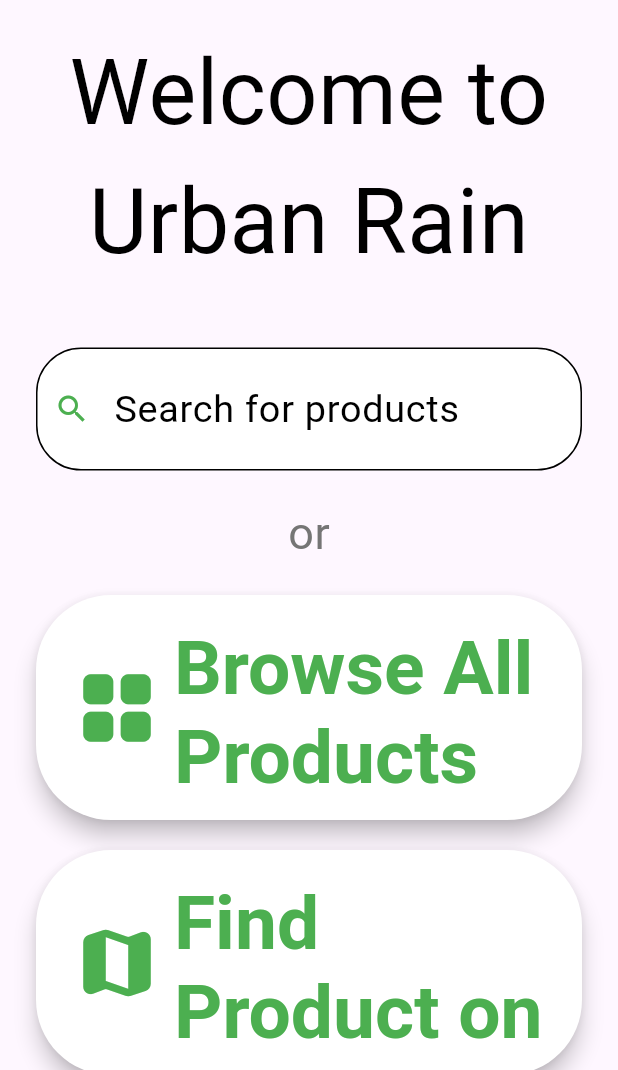
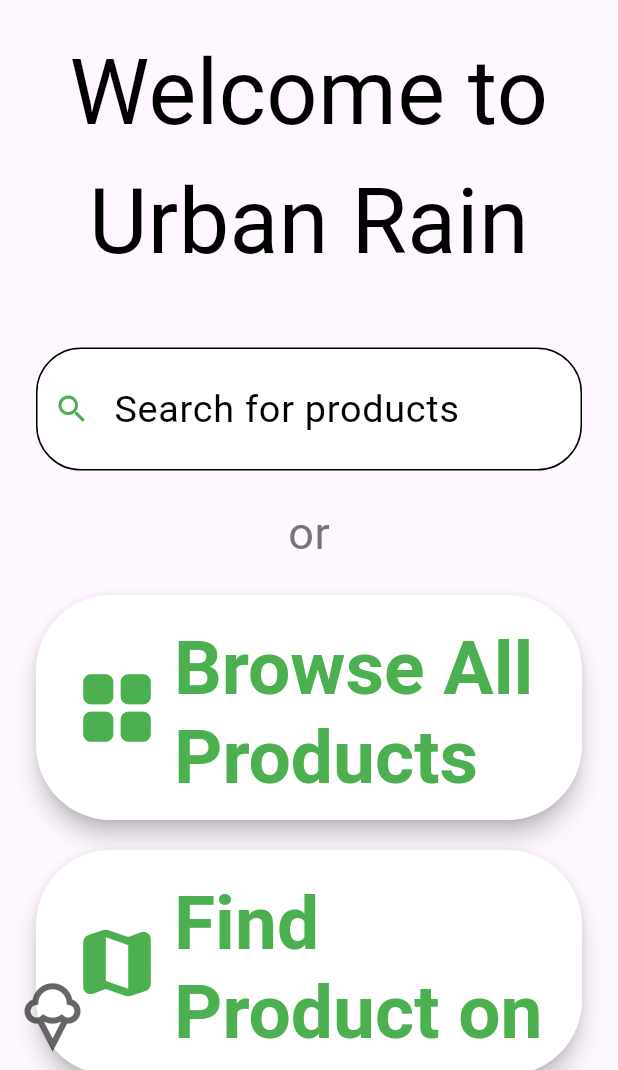
Before and after one commit to huhFahad/Kiosk-App, a Flutter app: the screen it shows after launch, on a phone screen of 412 x 824 dp, the part 166-1236 px from its top. Run offline on Flutter 3.47's test engine with Material 3 defaults, Android fonts, the light colour scheme and no system bars; our stand-ins replace flutter_colorpicker, flutter_dotenv, flutter_phoenix, image_picker, package_info_plus, printing and 1 more; missing offline and left inert: encrypt_shared_preferences, media_kit, media_kit_video, pro_image_editor, process_run; Roboto replaces fonts that are missing (Times New Roman).

```diff
--- a/lib/home_page.dart
+++ b/lib/home_page.dart
@@ -227,10 +227,8 @@ class _HomePageState extends State<HomePage> {
             left: 10,
             child: GestureDetector(
               onLongPress: () => _showAdminPinDialog(context),
-              child: Container(
-                width: 50,
-                height: 50,
-                color: Colors.transparent,
+              child: Icon(Icons.icecream_outlined, size: 50,
+                color: Colors.black.withOpacity(0.6),
               ),
             ),
           ),
```
